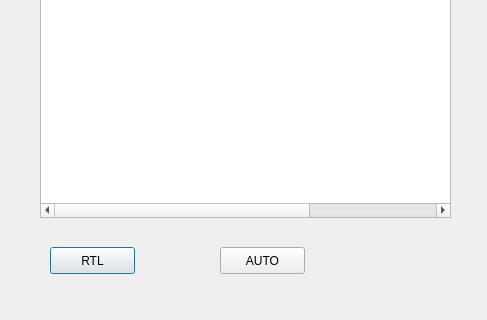
Qt form SwarmCommander/modules/sc_qt_gui/dashboardDialog.ui (jaymonty/swarmcommander) before a commit; both pictures show x 0 to 487 and y 333 to 653 of the 487 by 653 pixel window.
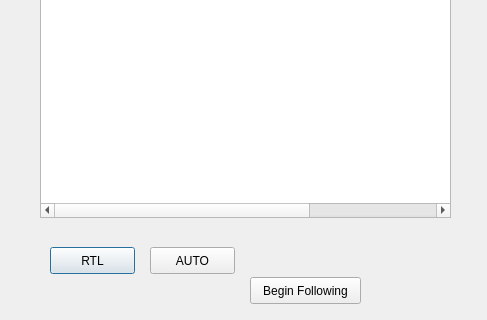
The same form after that commit.

Commit message: qt_gui: added preliminary GUI support for setting controller.

```diff
--- a/SwarmCommander/modules/sc_qt_gui/dashboardDialog.ui
+++ b/SwarmCommander/modules/sc_qt_gui/dashboardDialog.ui
@@ -69,7 +69,7 @@
   <widget class="QPushButton" name="btn_AUTO">
    <property name="geometry">
     <rect>
-     <x>220</x>
+     <x>150</x>
      <y>580</y>
      <width>85</width>
      <height>27</height>
@@ -79,6 +79,19 @@
     <string>AUTO</string>
    </property>
   </widget>
+  <widget class="QPushButton" name="btn_beginFollow">
+   <property name="geometry">
+    <rect>
+     <x>250</x>
+     <y>610</y>
+     <width>111</width>
+     <height>27</height>
+    </rect>
+   </property>
+   <property name="text">
+    <string>Begin Following</string>
+   </property>
+  </widget>
  </widget>
  <resources/>
  <connections/>
```
The commit also changes 2 other files.
